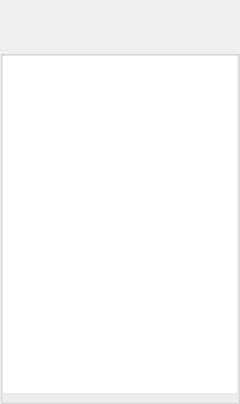
Above: GoTvApps/GoTvCommon/Forms/AppletDownloads.ui from brettrjones-github/nolimitconnect before the change. Below: the same form after it.
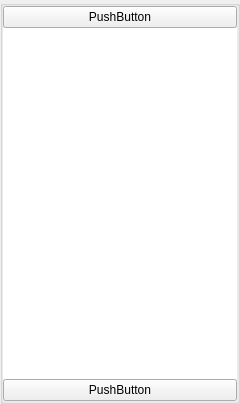
That is the form after the change. Custom widgets are drawn as their Qt base class.

Diff of the .ui file:
```diff
--- a/GoTvApps/GoTvCommon/Forms/AppletDownloads.ui
+++ b/GoTvApps/GoTvCommon/Forms/AppletDownloads.ui
@@ -1,7 +1,7 @@
 <?xml version="1.0" encoding="UTF-8"?>
 <ui version="4.0">
- <class>DownloadsDialog</class>
- <widget class="QWidget" name="DownloadsDialog">
+ <class>AppletDownloadsUi</class>
+ <widget class="QWidget" name="AppletDownloadsUi">
   <property name="windowModality">
    <enum>Qt::ApplicationModal</enum>
   </property>
@@ -13,6 +13,12 @@
     <height>404</height>
    </rect>
   </property>
+  <property name="sizePolicy">
+   <sizepolicy hsizetype="Expanding" vsizetype="Expanding">
+    <horstretch>0</horstretch>
+    <verstretch>0</verstretch>
+   </sizepolicy>
+  </property>
   <property name="maximumSize">
    <size>
     <width>16777215</width>
@@ -44,30 +50,14 @@
    <property name="bottomMargin">
     <number>0</number>
    </property>
-   <item>
-    <widget class="TitleBarWidget" name="m_TitleBarWidget" native="true">
-     <property name="sizePolicy">
-      <sizepolicy hsizetype="Preferred" vsizetype="Preferred">
-       <horstretch>0</horstretch>
-       <verstretch>0</verstretch>
-      </sizepolicy>
-     </property>
-     <property name="minimumSize">
-      <size>
-       <width>0</width>
-       <height>50</height>
-      </size>
-     </property>
-     <property name="maximumSize">
-      <size>
-       <width>16777215</width>
-       <height>16777215</height>
-      </size>
-     </property>
-    </widget>
-   </item>
    <item>
     <widget class="QGroupBox" name="FileItemsBox">
+     <property name="sizePolicy">
+      <sizepolicy hsizetype="Expanding" vsizetype="Expanding">
+       <horstretch>0</horstretch>
+       <verstretch>0</verstretch>
+      </sizepolicy>
+     </property>
      <property name="minimumSize">
       <size>
        <width>0</width>
@@ -88,12 +78,12 @@
        <number>0</number>
       </property>
       <property name="bottomMargin">
-       <number>8</number>
+       <number>0</number>
       </property>
       <property name="spacing">
        <number>0</number>
       </property>
-      <item row="0" column="0">
+      <item row="1" column="0">
        <widget class="QListWidget" name="m_FileItemList">
         <property name="frameShape">
          <enum>QFrame::NoFrame</enum>
@@ -121,44 +111,25 @@
         </property>
        </widget>
       </item>
+      <item row="0" column="0">
+       <widget class="QPushButton" name="pushButton">
+        <property name="text">
+         <string>PushButton</string>
+        </property>
+       </widget>
+      </item>
+      <item row="2" column="0">
+       <widget class="QPushButton" name="pushButton_2">
+        <property name="text">
+         <string>PushButton</string>
+        </property>
+       </widget>
+      </item>
      </layout>
     </widget>
    </item>
-   <item>
-    <widget class="BottomBarWidget" name="m_BottomBarWidget" native="true">
-     <property name="sizePolicy">
-      <sizepolicy hsizetype="Expanding" vsizetype="Minimum">
-       <horstretch>0</horstretch>
-       <verstretch>0</verstretch>
-      </sizepolicy>
-     </property>
-     <property name="minimumSize">
-      <size>
-       <width>30</width>
-       <height>0</height>
-      </size>
-     </property>
-     <property name="autoFillBackground">
-      <bool>true</bool>
-     </property>
-    </widget>
-   </item>
   </layout>
  </widget>
- <customwidgets>
-  <customwidget>
-   <class>TitleBarWidget</class>
-   <extends>QWidget</extends>
-   <header>TitleBarWidget.h</header>
-   <container>1</container>
-  </customwidget>
-  <customwidget>
-   <class>BottomBarWidget</class>
-   <extends>QWidget</extends>
-   <header location="global">BottomBarWidget.h</header>
-   <container>1</container>
-  </customwidget>
- </customwidgets>
  <resources/>
  <connections/>
 </ui>
```
